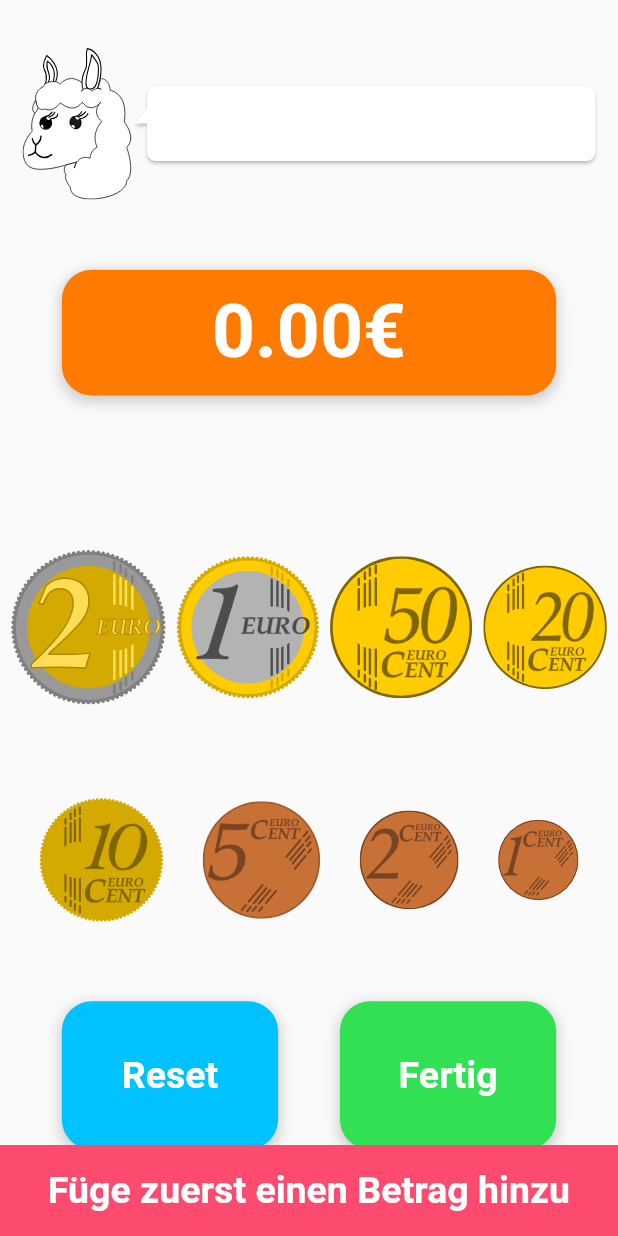
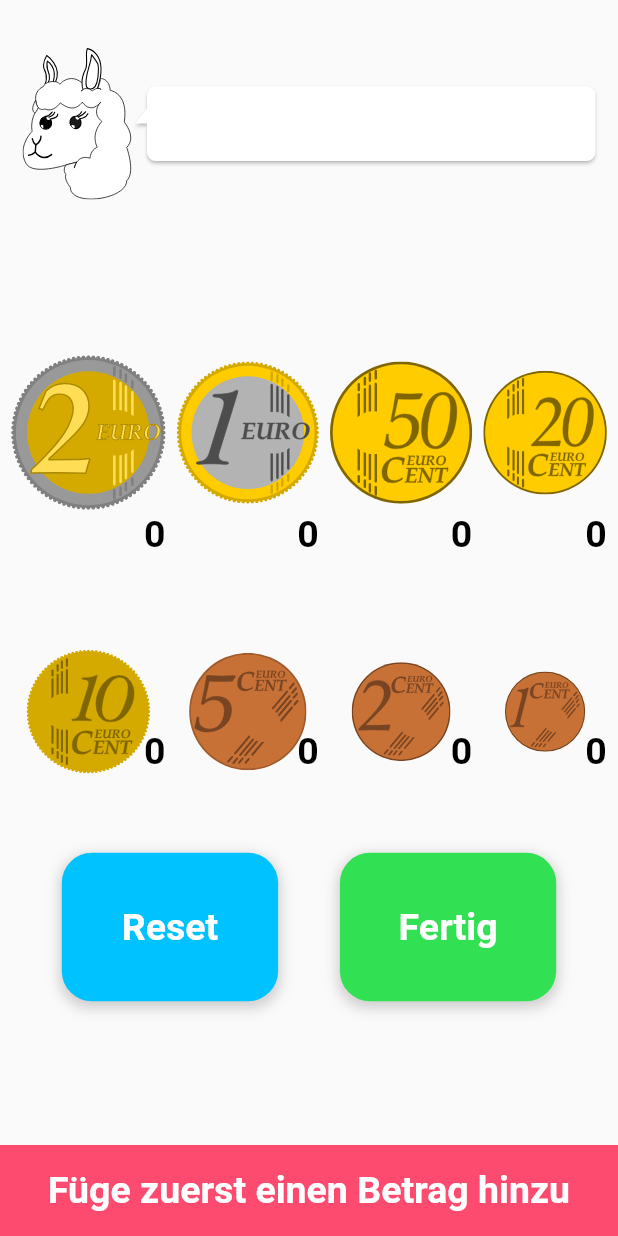
Before and after one commit to thm-mni-ii/lama, a Flutter app: the MoneyTaskScreen widget shown alone on an empty page, opened directly with empty values, after a tap on "Reset", on a phone screen of 412 x 824 dp. Run offline on Flutter 3.47's test engine with Material 2 defaults, Android fonts, the phone set to English and light mode, and no system bars; drawn by our look-alikes of bubble; our stand-ins replace audioplayers, bloc, equatable, flutter_bloc, flutter_markdown, flutter_speed_dial and 3 more; missing offline and left inert: flame; accounts and stored records are empty; Roboto replaces fonts that are missing (Ubuntu); project files that could hold a hidden picture were left out.

Commit message:
Redesign money task

```diff
--- a/lama_app/lib/app/screens/task_type_screens/money_task_screen.dart
+++ b/lama_app/lib/app/screens/task_type_screens/money_task_screen.dart
@@ -28,6 +28,9 @@ class MoneyTaskState extends State<MoneyTaskScreen> {
   final BoxConstraints constraints;
   double finalMoneyAmount;
   List<double> deletions = [];
+
+  //index maps to coins => 2€ = 0 1 € = 1, usw..
+  List<int> amounts = [0, 0, 0, 0, 0, 0, 0, 0];
 
   MoneyTaskState(this.task, this.constraints) {
     finalMoneyAmount = currentAmountDouble;
@@ -73,7 +76,7 @@ class MoneyTaskState extends State<MoneyTaskScreen> {
         ),
       ),
       // Money Balance display
-      Container(
+      /*Container(
         height: (constraints.maxHeight / 100) * 12,
         padding: EdgeInsets.only(top: 15),
         //color: LamaColors.greenAccent,
@@ -101,7 +104,7 @@ class MoneyTaskState extends State<MoneyTaskScreen> {
             ),
           ),
         ),
-      ),
+      ),*/
       //2, 1, 50, 20
       Container(
         height: (constraints.maxHeight / 100) * 25,
@@ -112,53 +115,109 @@ class MoneyTaskState extends State<MoneyTaskScreen> {
             mainAxisAlignment: MainAxisAlignment.spaceEvenly,
             children: [
               InkWell(
-                child: SvgPicture.asset(
+                child: Container(
+                  height: (constraints.maxHeight / 100) * 20,
+                  child: Stack(alignment: Alignment.centerRight, children: [
+                    SvgPicture.asset(
                       "assets/images/svg/EuroCoins/2_Euro.svg",
                       semanticsLabel: "Zwei Euro",
                       width: (constraints.maxWidth / 100) * 25,
                     ),
+                    Align(
+                      alignment: Alignment.bottomRight,
+                      child: Text(
+                        amounts[0].toString(),
+                        style: LamaTextTheme.getStyle(color: LamaColors.black),
+                      ),
+                    ),
+                  ]),
+                ),
                 onTap: () {
                   setState(() {
                     deletions.add(2);
+                    amounts[0]++;
                     currentAmountDouble = currentAmountDouble + 2;
                   });
                 },
               ),
               InkWell(
-                child: SvgPicture.asset(
+                child: Container(
+                  height: (constraints.maxHeight / 100) * 20,
+                  child: Stack(alignment: Alignment.centerRight, children: [
+                    SvgPicture.asset(
                       "assets/images/svg/EuroCoins/1_Euro.svg",
                       semanticsLabel: "Ein Euro",
                       width: (constraints.maxWidth / 100) * 23,
                     ),
+                    Align(
+                      alignment: Alignment.bottomRight,
+                      child: Text(
+                        amounts[1].toString(),
+                        style: LamaTextTheme.getStyle(color: LamaColors.black),
+                      ),
+                    ),
+                  ]),
+                ),
                 onTap: () {
                   setState(() {
                     deletions.add(1);
+                    amounts[1]++;
                     currentAmountDouble = currentAmountDouble + 1;
                   });
                 },
               ),
               InkWell(
-                child: SvgPicture.asset(
+                child: Container(
+                  height: (constraints.maxHeight / 100) * 20,
+                  child: Stack(
+                    alignment: Alignment.centerRight,
+                    children: [
+                      SvgPicture.asset(
                         "assets/images/svg/EuroCoins/50_Cent.svg",
                         semanticsLabel: "Fünfzig Cent",
                         width: (constraints.maxWidth / 100) * 23,
                       ),
+                      Align(
+                        alignment: Alignment.bottomRight,
+                        child: Text(
+                          amounts[2].toString(),
+                          style:
+                              LamaTextTheme.getStyle(color: LamaColors.black),
+                        ),
+                      ),
+                    ],
+                  ),
+                ),
                 onTap: () {
                   setState(() {
                     deletions.add(0.5);
+                    amounts[2]++;
                     currentAmountDouble = currentAmountDouble + 0.5;
                   });
                 },
               ),
               InkWell(
-                child: SvgPicture.asset(
+                child: Container(
+                  height: (constraints.maxHeight / 100) * 20,
+                  child: Stack(alignment: Alignment.centerRight, children: [
+                    SvgPicture.asset(
                       "assets/images/svg/EuroCoins/20_Cent.svg",
                       semanticsLabel: "Zwanzig Cent",
                       width: (constraints.maxWidth / 100) * 20,
                     ),
+                    Align(
+                      alignment: Alignment.bottomRight,
+                      child: Text(
+                        amounts[3].toString(),
+                        style: LamaTextTheme.getStyle(color: LamaColors.black),
+                      ),
+                    ),
+                  ]),
+                ),
                 onTap: () {
                   setState(() {
                     deletions.add(0.2);
+                    amounts[3]++;
                     currentAmountDouble = currentAmountDouble + 0.2;
                   });
                 },
@@ -178,53 +237,121 @@ class MoneyTaskState extends State<MoneyTaskScreen> {
             mainAxisAlignment: MainAxisAlignment.spaceEvenly,
             children: [
               InkWell(
-                child: SvgPicture.asset(
+                child: Container(
+                  height: (constraints.maxWidth / 100) * 20,
+                  width: (constraints.maxWidth / 100) * 25,
+                  child: Stack(
+                    alignment: Alignment.center,
+                    children: [
+                      SvgPicture.asset(
                         "assets/images/svg/EuroCoins/10_Cent.svg",
                         semanticsLabel: "Zehn Cent",
                         width: (constraints.maxWidth / 100) * 20,
                       ),
+                      Align(
+                        alignment: Alignment.bottomRight,
+                        child: Text(
+                          amounts[4].toString(),
+                          style:
+                              LamaTextTheme.getStyle(color: LamaColors.black),
+                        ),
+                      ),
+                    ],
+                  ),
+                ),
                 onTap: () {
                   setState(() {
                     deletions.add(0.1);
+                    amounts[4]++;
                     currentAmountDouble = currentAmountDouble + 0.1;
                   });
                 },
               ),
               InkWell(
-                child: SvgPicture.asset(
+                child: Container(
+                  height: (constraints.maxWidth / 100) * 20,
+                  width: (constraints.maxWidth / 100) * 23,
+                  child: Stack(
+                    alignment: Alignment.center,
+                    children: [
+                      SvgPicture.asset(
                         "assets/images/svg/EuroCoins/5_Cent.svg",
                         semanticsLabel: "Fünf Cent",
                         width: (constraints.maxWidth / 100) * 19,
                       ),
+                      Align(
+                        alignment: Alignment.bottomRight,
+                        child: Text(
+                          amounts[5].toString(),
+                          style:
+                              LamaTextTheme.getStyle(color: LamaColors.black),
+                        ),
+                      ),
+                    ],
+                  ),
+                ),
                 onTap: () {
                   setState(() {
                     deletions.add(0.05);
+                    amounts[5]++;
                     currentAmountDouble = currentAmountDouble + 0.05;
                   });
                 },
               ),
               InkWell(
-                child: SvgPicture.asset(
+                child: Container(
+                  height: (constraints.maxWidth / 100) * 20,
+                  width: (constraints.maxWidth / 100) * 23,
+                  child: Stack(
+                    alignment: Alignment.center,
+                    children: [
+                      SvgPicture.asset(
                         "assets/images/svg/EuroCoins/2_Cent.svg",
                         semanticsLabel: "Zwei Cent",
                         width: (constraints.maxWidth / 100) * 16,
                       ),
+                      Align(
+                        alignment: Alignment.bottomRight,
+                        child: Text(
+                          amounts[6].toString(),
+                          style:
+                              LamaTextTheme.getStyle(color: LamaColors.black),
+                        ),
+                      ),
+                    ],
+                  ),
+                ),
                 onTap: () {
                   setState(() {
                     deletions.add(0.02);
+                    amounts[6]++;
                     currentAmountDouble = currentAmountDouble + 0.02;
                   });
                 },
               ),
               InkWell(
-                child: SvgPicture.asset(
+                child: Container(
+                  height: (constraints.maxWidth / 100) * 20,
+                  width: (constraints.maxWidth / 100) * 20,
+                  child: Stack(alignment: Alignment.center, children: [
+                    SvgPicture.asset(
                       "assets/images/svg/EuroCoins/1_Cent.svg",
                       semanticsLabel: "Ein Cent",
                       width: (constraints.maxWidth / 100) * 13,
                     ),
+                    Align(
+                      alignment: Alignment.bottomRight,
+                      child: Text(
+                        amounts[7].toString(),
+                        style: LamaTextTheme.getStyle(color: LamaColors.black),
+                      ),
+                    ),
+                  ]),
+                ),
                 onTap: () {
                   setState(() {
                     deletions.add(0.01);
+                    amounts[7]++;
                     currentAmountDouble = currentAmountDouble + 0.01;
                   });
                 },
@@ -269,7 +396,8 @@ class MoneyTaskState extends State<MoneyTaskScreen> {
                       if (deletions.isNotEmpty) {
                         currentAmountDouble =
                             currentAmountDouble - deletions.last;
-                        deletions.removeLast();
+                        double deletedElement = deletions.removeLast();
+                        updateAmount(deletedElement);
                       } else {
                         ScaffoldMessenger.of(context).removeCurrentSnackBar();
                         ScaffoldMessenger.of(context).showSnackBar(
@@ -287,8 +415,7 @@ class MoneyTaskState extends State<MoneyTaskScreen> {
                                     ),
                                   ))),
                               backgroundColor: LamaColors.mainPink,
-                              duration: Duration(seconds: 1)
-                          ),
+                              duration: Duration(seconds: 1)),
                         );
                       }
                     });
@@ -335,4 +462,24 @@ class MoneyTaskState extends State<MoneyTaskScreen> {
       ),
     ]);
   }
+
+  updateAmount(deletedElement) {
+    if (deletedElement == 2) {
+      amounts[0]--;
+    } else if (deletedElement == 1) {
+      amounts[1]--;
+    } else if (deletedElement == 0.5) {
+      amounts[2]--;
+    } else if (deletedElement == 0.2) {
+      amounts[3]--;
+    } else if (deletedElement == 0.1) {
+      amounts[4]--;
+    } else if (deletedElement == 0.05) {
+      amounts[5]--;
+    } else if (deletedElement == 0.02) {
+      amounts[6]--;
+    } else if (deletedElement == 0.01) {
+      amounts[7]--;
     }
+  }
+}
```
Lines whose indentation alone changed are shown as unchanged.
